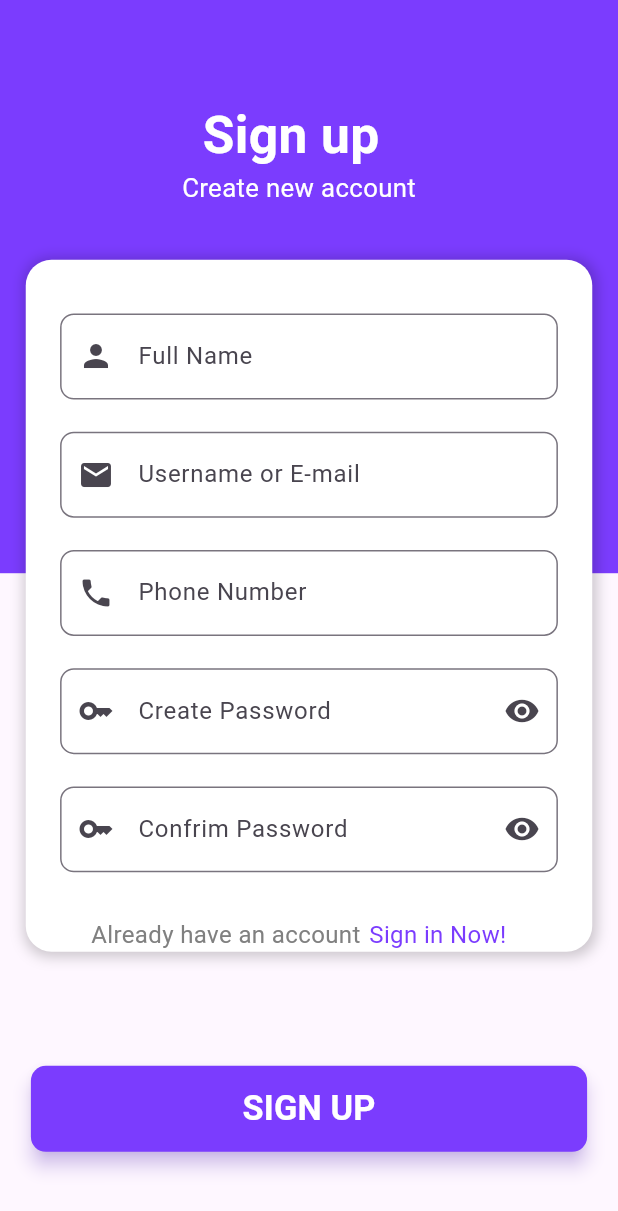
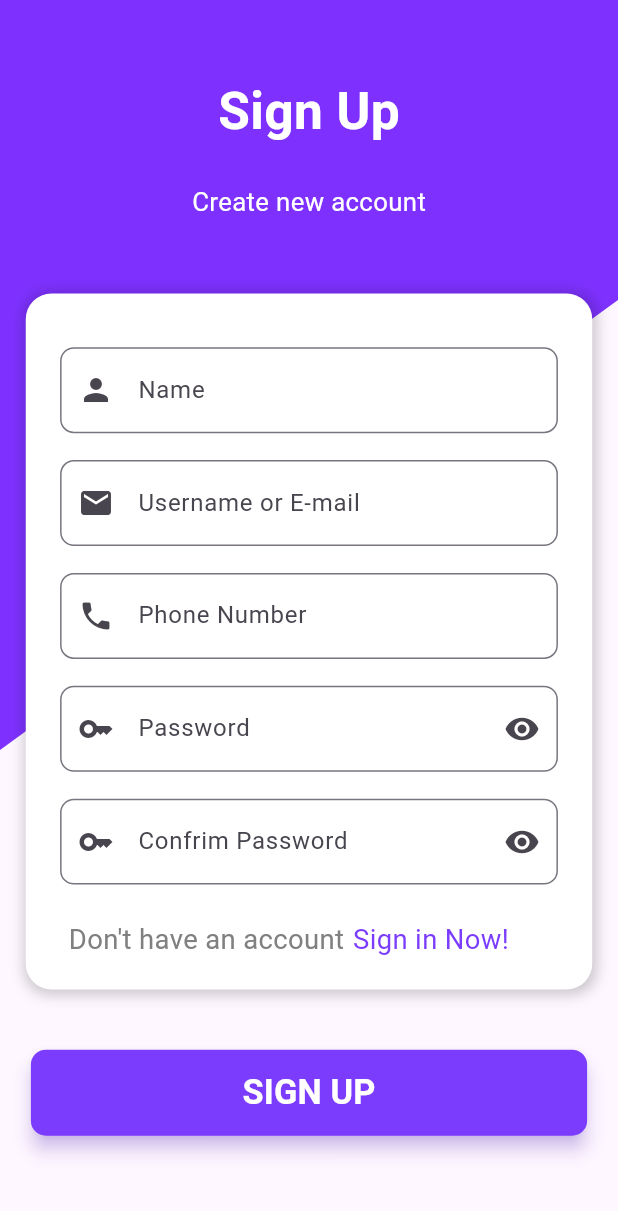
Before and after one commit to codecharan-dev/mobile-ecommerce, a Flutter app: the SignupPage screen opened by its route, on a phone screen of 412 x 824 dp. Shown: the top 1211 px of the screen. Run offline on Flutter 3.47's test engine with Material 3 defaults, Android fonts, the phone set to English and light mode, and no system bars; our stand-ins replace flutter_screenutil, font_awesome_flutter.

```diff
--- a/lib/main.dart
+++ b/lib/main.dart
@@ -21,7 +21,7 @@ class MyApp extends StatelessWidget {
         debugShowCheckedModeBanner: false,
         home: LoginPage(),
         onGenerateRoute: AppRoutes.onGenerateRouteForMyApp,
-        initialRoute: AppRouteConstant.logInPage,
+        initialRoute: AppRouteConstant.applicationPage,
       ),
     );
   }
--- a/lib/routes.dart
+++ b/lib/routes.dart
@@ -1,4 +1,5 @@
 import 'package:flutter/material.dart';
+import 'package:mobile_ecommerce/ui/features/application/view/application_page.dart';
 import 'package:mobile_ecommerce/ui/features/login/view/login_page.dart';
 import 'package:mobile_ecommerce/ui/features/login/view/signup_page.dart';
 import 'package:mobile_ecommerce/utils/app_route_constant.dart';
@@ -15,6 +16,11 @@ class AppRoutes {
       case AppRouteConstant.signUpPage:
         return MaterialPageRoute(builder: (context) => const SignupPage());
 
+      // Application Page page navigation
+      case AppRouteConstant.applicationPage:
+        return MaterialPageRoute(builder: (context) => const ApplicationPage());
+
+
       // default
       default:
     }
--- a/lib/ui/features/login/view/signup_page.dart
+++ b/lib/ui/features/login/view/signup_page.dart
@@ -1,7 +1,6 @@
-import 'dart:io';
-
 import 'package:flutter/material.dart';
 import 'package:flutter_screenutil/flutter_screenutil.dart';
+import 'package:mobile_ecommerce/utils/app_route_constant.dart';
 import 'package:mobile_ecommerce/utils/colors.dart';
 import 'package:mobile_ecommerce/utils/widgets.dart';
 
@@ -13,24 +12,45 @@ class SignupPage extends StatelessWidget {
     return Scaffold(
       body: Container(
         margin: EdgeInsets.only(left: 0.w),
-        child: SingleChildScrollView(
+        child: Stack(
+          children: [
+            Align(
+              alignment: Alignment.topCenter,
+              child: ClipPath(
+                clipper: SlopeClipper(),
+                child: Container(
+                  width: double.maxFinite,
+                  height: 500,
+                  decoration: const BoxDecoration(
+                    gradient: LinearGradient(
+                      begin: Alignment.topLeft,
+                      end: Alignment.bottomRight,
+                      colors: [
+                        AppColors.primaryColor2,
+                        AppColors.primaryColor2,
+                      ],
+                    ),
+                  ),
+                ),
+              ),
+            ),
+            SingleChildScrollView(
               child: Column(
                 children: [
-              Stack(children: [
-                 Container(
-                    padding: EdgeInsets.only(top: 55.h, left: 118.w),
-                    height: 320.h,
-                    width: 360.w,
-                    color: AppColors.primaryColor,
+                  Align(
+                    alignment: Alignment.topCenter,
+                    child: Padding(
+                      padding: const EdgeInsets.only(top: 50),
                       child: buildreuableText(
-                      text: "Sign up",
+                        text: "Sign Up",
                         fontSize: 30.sp,
                         color: AppColors.primaryTextColor,
                         fontWeight: FontWeight.bold,
                       ),
                     ),
-                  Container(
-                    padding: EdgeInsets.only(top: 95.h, left: 106.w),
+                  ),
+                  Padding(
+                    padding: EdgeInsets.only(top: 20.h),
                     child: buildreuableText(
                       text: "Create new account",
                       fontSize: 15.sp,
@@ -39,7 +59,8 @@ class SignupPage extends StatelessWidget {
                     ),
                   ),
                   Container(
-                    margin: EdgeInsets.fromLTRB(15.w, 145.h, 15.w, 60.h),
+                    margin: EdgeInsets.fromLTRB(15.w, 40.h, 15.w, 95.h),
+                    padding: const EdgeInsets.only(bottom: 20),
                     decoration: BoxDecoration(
                       boxShadow: [
                         BoxShadow(
@@ -53,35 +74,36 @@ class SignupPage extends StatelessWidget {
                       color: Colors.white,
                     ),
                     child: Column(
+                      crossAxisAlignment: CrossAxisAlignment.center,
                       children: [
                         buildReusableTextFormField(
                           top: 30.h,
-                          hintText: "Full Name",
+                          hintText: "Name",
                           obsecureText: false,
                           prefixIcon: Icons.person,
                         ),
                         buildReusableTextFormField(
-                          top: 18.h,
+                          top: 15.h,
                           hintText: "Username or E-mail",
                           obsecureText: false,
                           prefixIcon: Icons.email,
                         ),
                         buildReusableTextFormField(
-                          top: 18.h,
+                          top: 15.h,
                           hintText: "Phone Number",
                           obsecureText: false,
                           prefixIcon: Icons.phone,
                         ),
                         buildReusableTextFormFieldForPassword(
-                          top: 18.h,
-                          hintText: "Create Password",
+                          top: 15.h,
+                          hintText: "Password",
                           obsecureText: true,
                           prefixIcon: Icons.key,
                           suffixIcon: Icons.remove_red_eye,
                           onPressed: () {},
                         ),
                         buildReusableTextFormFieldForPassword(
-                          top: 18.h,
+                          top: 15.h,
                           hintText: "Confrim Password",
                           obsecureText: true,
                           prefixIcon: Icons.key,
@@ -89,20 +111,35 @@ class SignupPage extends StatelessWidget {
                           onPressed: () {},
                         ),
                         dontAndAlreadyHaveAnAccountRow(
-                          buildTextFontsize: 14.sp,
-                          fontSize: 14.sp,
-                          left: Platform.isAndroid ? 38.w : 35.w,
-                          top: 25.h,
-                          onTap: () {},
-                          text: "Already have an account",
+                          buildTextFontsize: 16.sp,
+                          fontSize: 16.sp,
+                          left: 25.w,
+                          top: 20.h,
+                          text: "Don't have an account",
                           buttonName: "Sign in Now!",
+                          onTap: () {
+                            Navigator.pushNamedAndRemoveUntil(
+                              context,
+                              AppRouteConstant.logInPage,
+                              (route) => false,
+                            );
+                          },
                         ),
-
+                      ],
+                    ),
+                  ),
                 ],
               ),
             ),
             buildReusableButton(
-                    top: 595.h,
+              onPressed: () {
+                Navigator.pushNamedAndRemoveUntil(
+                  context,
+                  AppRouteConstant.applicationPage,
+                  (route) => false,
+                );
+              },
+              top: 586.h,
               backgroundColor: AppColors.primaryColor,
               shadowColor: AppColors.primaryColor.withOpacity(0.5),
               buttonName: "SIGN UP",
@@ -111,10 +148,22 @@ class SignupPage extends StatelessWidget {
             ),
           ],
         ),
-            ],
-          ),
-        ),
       ),
     );
   }
 }
+
+class SlopeClipper extends CustomClipper<Path> {
+  @override
+  Path getClip(Size size) {
+    Path path = Path();
+    path.lineTo(0, size.height);
+    path.lineTo(size.width, 200);
+    path.lineTo(size.width, 0);
+    path.close();
+    return path;
+  }
+
+  @override
+  bool shouldReclip(covariant CustomClipper<Path> oldClipper) => true;
+}
--- a/lib/utils/app_route_constant.dart
+++ b/lib/utils/app_route_constant.dart
@@ -1,4 +1,5 @@
 class AppRouteConstant {
   static const String logInPage = "/";
   static const String signUpPage = "/signInPage";
+  static const String applicationPage = "/applicationPage";
 }
--- a/lib/utils/colors.dart
+++ b/lib/utils/colors.dart
@@ -3,9 +3,13 @@ import 'package:flutter/material.dart';
 class AppColors {
   // Background Colors
   static const Color primaryColor = Color(0xff7B3CFE);
+  static const Color primaryColor2 = Color(0xff7E31FE);
   static const Color secondaryColor = Color(0xffFFFFFF);
   static const Color teritaryColor = Color(0xff5072B1);
   static const Color fourthColor = Color(0xffE45941);
+  static const Color fifthColor = Color(0xffEEE2FE);
+  static const Color sixthColor = Color(0xff000000);
+
 
   // Text Colors
   static const Color primaryTextColor = Color(0xffFFFFFF);
--- /dev/null
+++ b/lib/utils/image_constants.dart
@@ -0,0 +1,3 @@
+class AppImagesConstants {
+  static const String person_icon = "assets/icons/person_icon.png";
+}
--- a/lib/utils/widgets.dart
+++ b/lib/utils/widgets.dart
@@ -9,8 +9,9 @@ Widget buildreuableText({
   required double fontSize,
   required Color color,
   required FontWeight fontWeight,
-}) {
-  return Text(
+
+} ) {
+  return Text(overflow: TextOverflow.ellipsis,
     text,
     style: TextStyle(
       color: color,
@@ -29,6 +30,7 @@ Widget buildReusableButton({
   required FontWeight fontWeight,
   required double fontSize,
   required double top,
+  required VoidCallback onPressed
 }) {
   return Container(
     margin: EdgeInsets.only(left: 18.w, right: 18.w, top: top),
@@ -44,7 +46,7 @@ Widget buildReusableButton({
           backgroundColor: backgroundColor,
           foregroundColor: AppColors.secondaryColor,
         ),
-        onPressed: () {},
+        onPressed: onPressed,
         child: buildreuableText(
           text: buttonName,
           fontSize: fontSize,
--- a/pubspec.yaml
+++ b/pubspec.yaml
@@ -62,8 +62,8 @@ flutter:
   uses-material-design: true
 
   # To add assets to your application, add an assets section, like this:
-  # assets:
-  #   - images/a_dot_burr.jpeg
+  assets:
+    - assets/icons/
   #   - images/a_dot_ham.jpeg
 
   # An image asset can refer to one or more resolution-specific "variants", see
```
Also changed, not shown: lib/ui/features/application/view/application_page.dart (added, +33 -0 lines), lib/ui/features/application/widgets/bot_nav_bar_pages.dart (added, +40 -0 lines), lib/ui/features/cart/view/cart_page.dart (added, +15 -0 lines), lib/ui/features/categories/view/categories_page.dart (added, +15 -0 lines), lib/ui/features/home/view/home_page.dart (added, +18 -0 lines), lib/ui/features/home/widgets/home_appbar.dart (added, +134 -0 lines), lib/ui/features/home/widgets/reusable_text.dart (added, +20 -0 lines), lib/ui/features/login/view/login_page.dart (+123 -127 lines), assets/icons/person_icon.png (added), lib/ui/features/home/widgets/home_searchbar.dart (added), pubspec.lock. Lines whose indentation alone changed are shown as unchanged.
